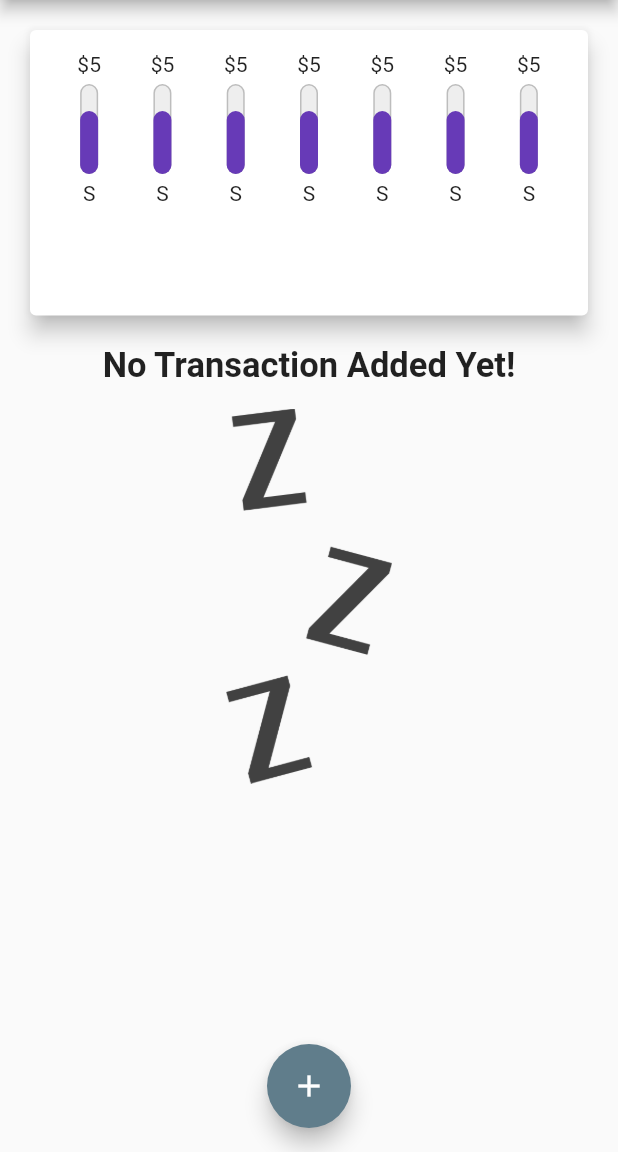
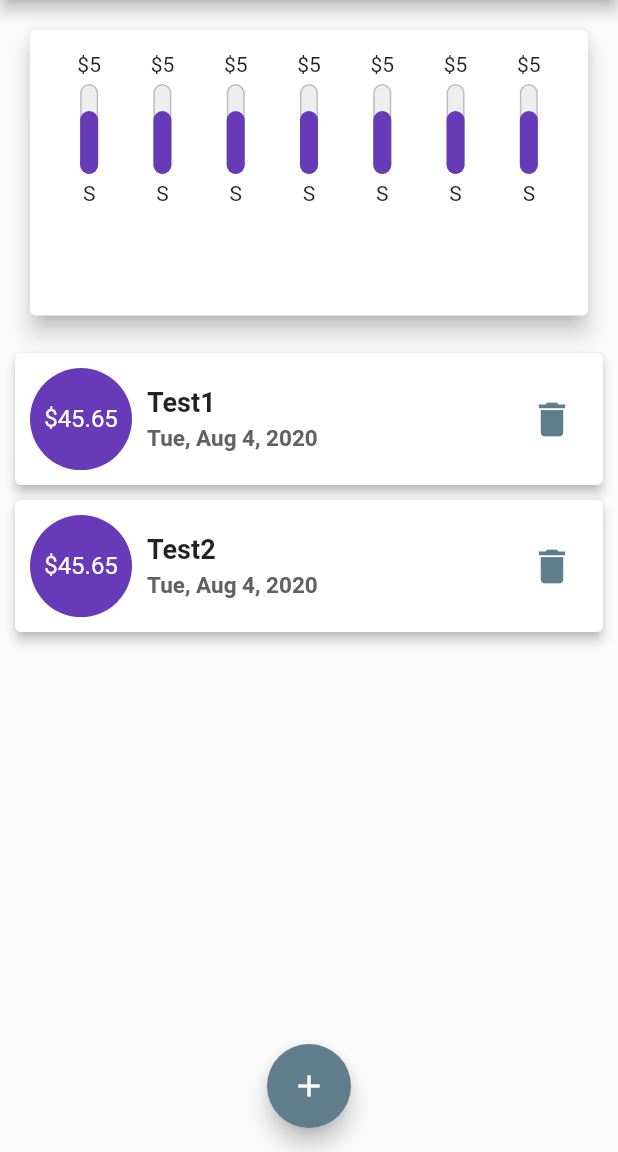
Before and after one commit to LayzeePreneur/Levy, a Flutter app: the screen it shows after launch, on a phone screen of 412 x 824 dp, the part 84-1236 px from its top. Run offline on Flutter 3.47's test engine with Material 2 defaults, Android fonts, the light colour scheme and no system bars.

Commit message:
Create function for getting recent 7 days transaction

```diff
--- a/lib/main.dart
+++ b/lib/main.dart
@@ -39,18 +39,18 @@ class HomeScreen extends StatefulWidget {
 
 class _HomeScreenState extends State<HomeScreen> {
   List<Transaction> _txList = <Transaction>[
-    // Transaction(
-    //   id: DateTime.now().toString(),
-    //   title: 'Test1',
-    //   amount: 45.65,
-    //   date: DateTime.now(),
-    // ),
-    // Transaction(
-    //   id: DateTime.now().toString(),
-    //   title: 'Test2',
-    //   amount: 45.65,
-    //   date: DateTime.now(),
-    // ),
+    Transaction(
+      id: DateTime.now().toString(),
+      title: 'Test1',
+      amount: 45.65,
+      date: DateTime.now(),
+    ),
+    Transaction(
+      id: DateTime.now().toString(),
+      title: 'Test2',
+      amount: 45.65,
+      date: DateTime.now(),
+    ),
   ];
 
   void _addNewTx(String title, double amount, DateTime date) {
@@ -72,9 +72,11 @@ class _HomeScreenState extends State<HomeScreen> {
   }
 
   void _deleteTransaction(String id) {
-    setState(() => _txList.removeWhere((tx) {
-          return tx.id == id;
-        }));
+    setState(
+      () => _txList.removeWhere((tx) {
+        return tx.id == id;
+      }),
+    );
   }
 
   @override
@@ -99,7 +101,7 @@ class _HomeScreenState extends State<HomeScreen> {
                     appBar.preferredSize.height -
                     mediaQuery.padding.top) *
                 0.3,
-            child: Chart(),
+            child: Chart(_txList),
           ),
           Container(
             height: (mediaQuery.size.height -
--- a/lib/widgets/chart.dart
+++ b/lib/widgets/chart.dart
@@ -1,7 +1,20 @@
 import 'package:flutter/material.dart';
 import '../widgets/chartbar.dart';
+import '../models/transaction.dart';
 
 class Chart extends StatelessWidget {
+  final List<Transaction> _txList;
+
+  Chart(this._txList);
+
+  List<Transaction> get _recentTransaction {
+    var _sevenDaysAgo = DateTime.now().subtract(Duration(days: 7));
+
+    return _txList.where((Transaction tx) {
+      return tx.date.isAfter(_sevenDaysAgo);
+    }).toList();
+  }
+
   @override
   Widget build(BuildContext context) {
     return Container(
```
